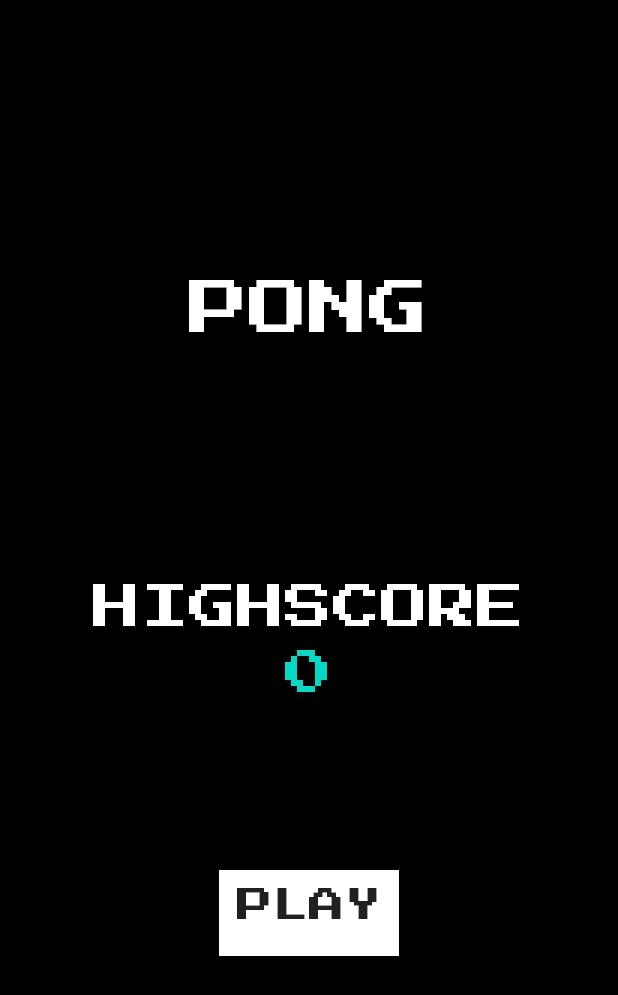
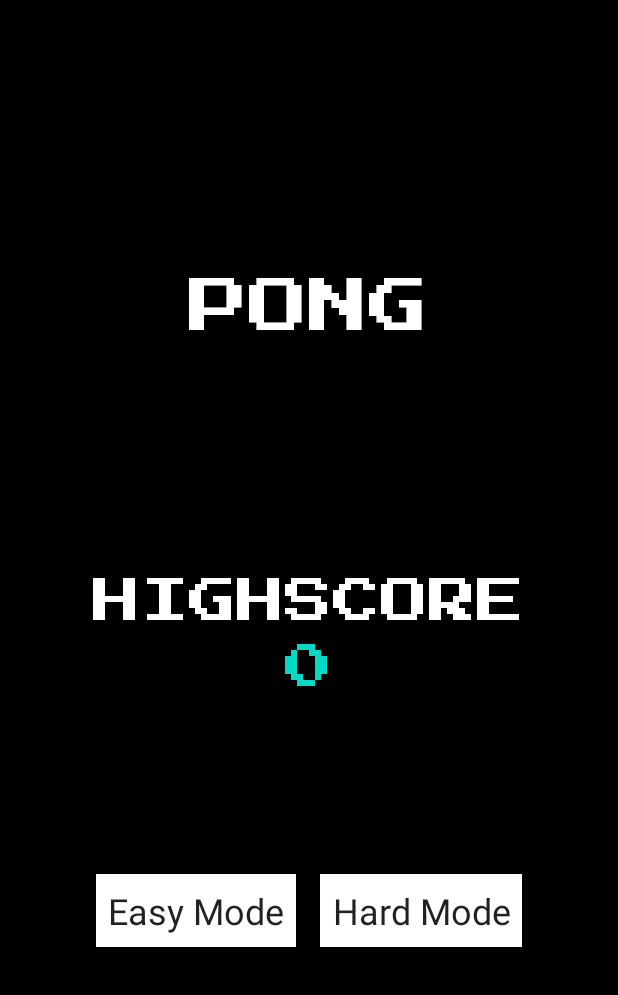
Before and after one commit to Lokkamithran/DeltaAppdevTask2, an Android app: the screen it shows after launch (MainActivity), on a phone screen of 412 x 824 dp. Shown: the top 995 px of the screen. Run offline under Robolectric (Android 15) with nearby library versions, the phone set to English and light mode, and no system bars.

```diff
--- a/app/src/main/java/com/example/pong/MainActivity.kt
+++ b/app/src/main/java/com/example/pong/MainActivity.kt
@@ -8,7 +8,6 @@ import androidx.appcompat.app.AppCompatActivity
 
 class MainActivity : AppCompatActivity() {
 
-    private lateinit var play: Button
     private val SHARED_PREF = "sharedPrefs"
     private val SCORE = "score"
     private var score: Int = 0
@@ -22,8 +21,14 @@ class MainActivity : AppCompatActivity() {
         loadData()
         scoreText.text = getString(R.string.high_score, score)
 
-        play = findViewById(R.id.play_button)
-        play.setOnClickListener {
+        val easyMode = findViewById<Button>(R.id.easy_mode)
+        val hardMode = findViewById<Button>(R.id.hard_mode)
+
+        easyMode.setOnClickListener {
+            val intent = Intent(this, SecondActivity::class.java)
+            startActivity(intent)
+        }
+        hardMode.setOnClickListener {
             val intent = Intent(this, SecondActivity::class.java)
             intent.putExtra("flag", 1)
             startActivity(intent)
--- a/app/src/main/java/com/example/pong/ThirdActivity.kt
+++ b/app/src/main/java/com/example/pong/ThirdActivity.kt
@@ -20,15 +20,9 @@ class ThirdActivity : AppCompatActivity() {
 
         val flag = intent.getIntExtra("flag2", 0)
         val scoreText = findViewById<TextView>(R.id.game_over)
-        val restartButton = findViewById<Button>(R.id.restart_button)
         val menuButton = findViewById<Button>(R.id.menu_button)
 
         scoreText.text = getString(R.string.game_over_text, flag)
-        restartButton.setOnClickListener {
-            val intent = Intent(this, SecondActivity::class.java)
-            intent.putExtra("flag", 1)
-            startActivity(intent)
-        }
         menuButton.setOnClickListener {
             val intent = Intent(this, MainActivity::class.java)
             startActivity(intent)
--- a/app/src/main/res/layout/activity_main.xml
+++ b/app/src/main/res/layout/activity_main.xml
@@ -10,7 +10,6 @@
         android:layout_width="wrap_content"
         android:layout_height="wrap_content"
         android:layout_marginTop="40dp"
-        android:layout_weight="1"
         android:text="@string/title"
         android:textColor="@color/white"
         android:textSize="40sp"
@@ -23,13 +22,12 @@
         android:id="@+id/high_score"
         android:layout_width="wrap_content"
         android:layout_height="wrap_content"
-        android:layout_weight="1"
         android:text="@string/high_score_text"
         android:textSize="32sp"
         android:textColor="@color/white"
         app:layout_constraintTop_toBottomOf="@id/title"
         app:layout_constraintStart_toStartOf="parent"
-        app:layout_constraintBottom_toTopOf="@id/play_button"
+        app:layout_constraintBottom_toTopOf="@id/linearLayout"
         app:layout_constraintEnd_toEndOf="parent"/>
 
     <TextView
@@ -43,19 +41,43 @@
         app:layout_constraintTop_toBottomOf="@id/high_score"/>
 
 
-    <Button
-        android:id="@+id/play_button"
-        android:layout_width="wrap_content"
+    <LinearLayout
+        android:id="@+id/linearLayout"
+        android:layout_width="match_parent"
         android:layout_height="wrap_content"
-        android:layout_weight="1"
-        android:text="@string/play_text"
-        android:padding="12dp"
-        android:textSize="24sp"
-        android:layout_marginBottom="40dp"
-        android:background="@color/white"
+        android:orientation="horizontal"
         app:layout_constraintTop_toBottomOf="@id/high_score"
         app:layout_constraintStart_toStartOf="parent"
         app:layout_constraintBottom_toBottomOf="parent"
-        app:layout_constraintEnd_toEndOf="parent"/>
+        app:layout_constraintEnd_toEndOf="parent"
+        android:gravity="center"
+        android:layout_marginBottom="40dp"
+        android:padding="8dp">
+
+        <Button
+            android:id="@+id/easy_mode"
+            android:layout_width="wrap_content"
+            android:layout_height="wrap_content"
+            android:text="@string/easy_mode_text"
+            android:padding="8dp"
+            android:textSize="24sp"
+            android:background="@color/white"
+            android:textAllCaps="false"
+            android:fontFamily="sans-serif"
+            android:layout_marginEnd="8dp"/>
+
+        <Button
+            android:id="@+id/hard_mode"
+            android:layout_width="wrap_content"
+            android:layout_height="wrap_content"
+            android:text="@string/hard_mode_text"
+            android:padding="8dp"
+            android:textSize="24sp"
+            android:background="@color/white"
+            android:textAllCaps="false"
+            android:fontFamily="sans-serif"
+            android:layout_marginStart="8dp"/>
+
+    </LinearLayout>
 
 </androidx.constraintlayout.widget.ConstraintLayout>
--- a/app/src/main/res/values/strings.xml
+++ b/app/src/main/res/values/strings.xml
@@ -3,7 +3,8 @@
     <string name="title">PONG</string>
     <string name="high_score_text">HIGHSCORE</string>
     <string name="high_score">%d</string>
-    <string name="play_text">PLAY</string>
+    <string name="easy_mode_text">Easy Mode</string>
+    <string name="hard_mode_text">Hard Mode</string>
     <string name="game_over_text">Your score is %d</string>
     <string name="restart_button_text">RESTART</string>
     <string name="menu_button_text">MENU</string>
```
Also changed, not shown: app/src/main/java/com/example/pong/GameView.kt (+34 -5 lines), app/src/main/java/com/example/pong/SecondActivity.kt (+4 -5 lines), app/src/main/res/layout/popout_layout.xml (+0 -11 lines), 2 other files.
